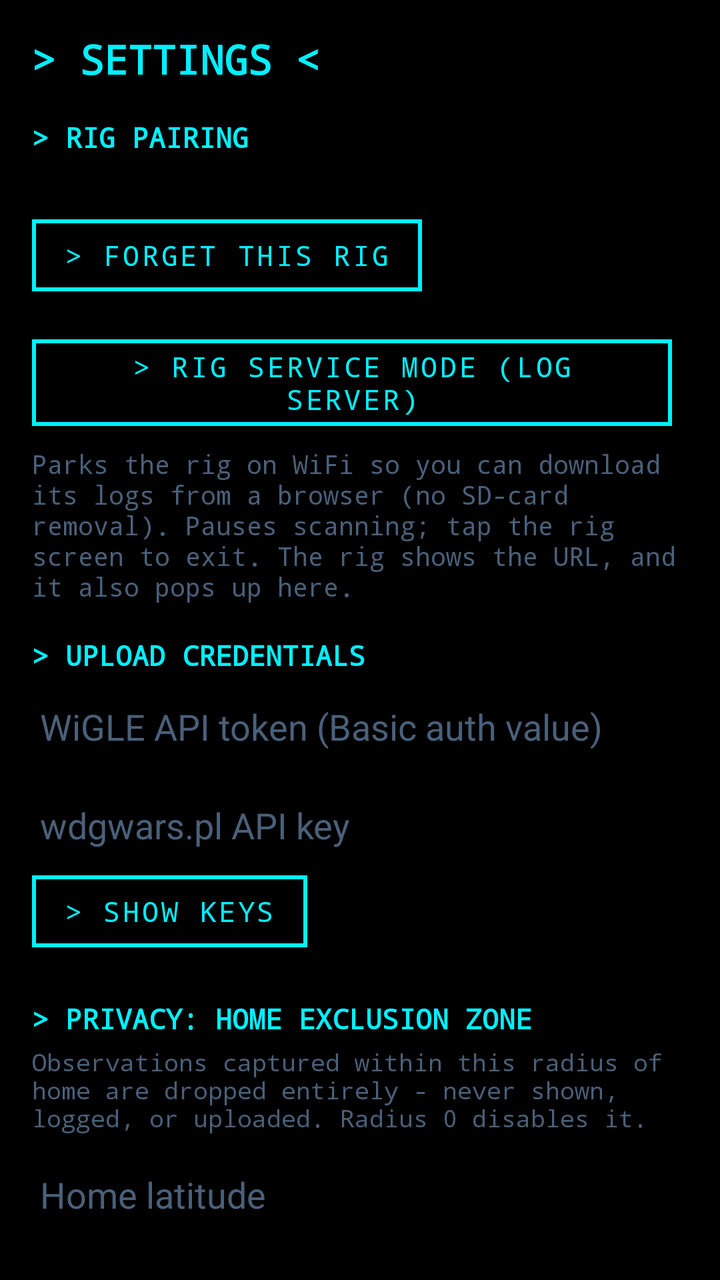
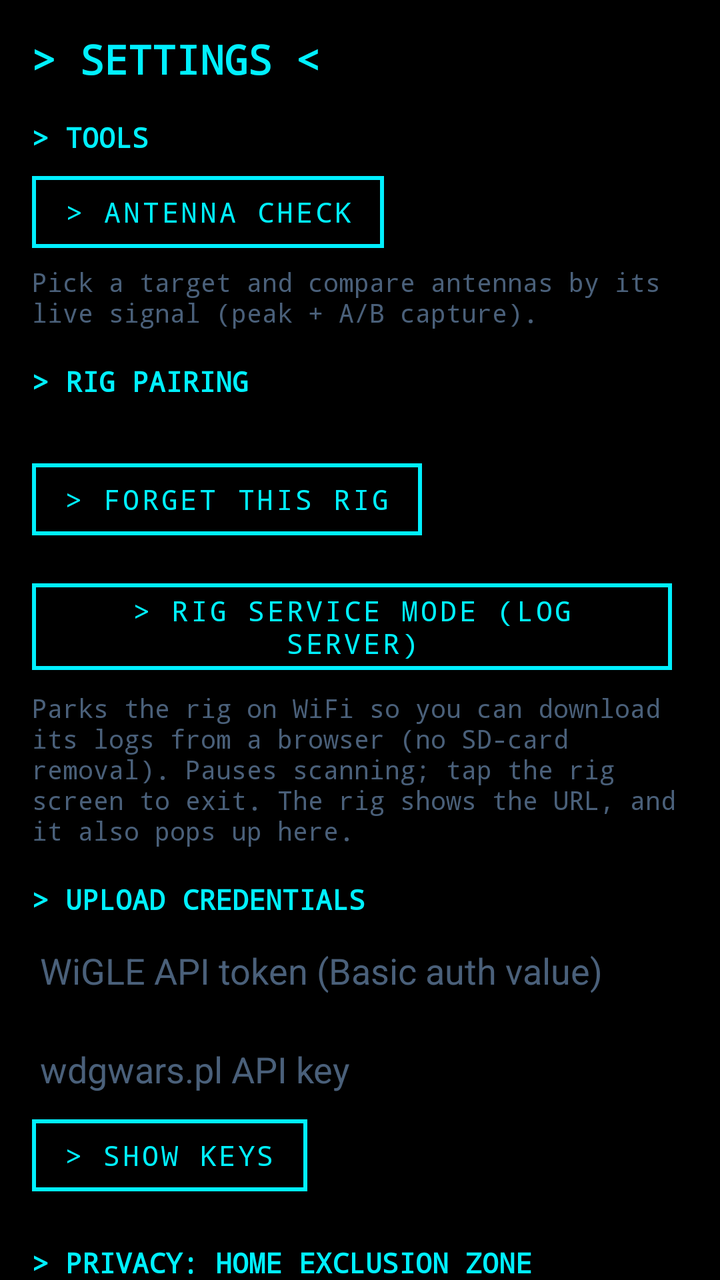

Screens rendered from an Android XML layout before and after an edit, with the pre-edit source and the edit as a unified diff.
<!-- AndroidManifest.xml: application theme Theme.WardriveBridge -->
<!-- res/layout/activity_settings.xml -->
<?xml version="1.0" encoding="utf-8"?>
<ScrollView xmlns:android="http://schemas.android.com/apk/res/android"
    android:layout_width="match_parent"
    android:layout_height="match_parent"
    android:background="@color/background">

    <LinearLayout
        android:layout_width="match_parent"
        android:layout_height="wrap_content"
        android:orientation="vertical"
        android:padding="16dp">

        <TextView
            android:layout_width="match_parent"
            android:layout_height="wrap_content"
            android:text="&gt; SETTINGS &lt;"
            android:textColor="@color/cyan_500"
            android:textSize="20sp"
            android:textStyle="bold"
            android:paddingBottom="16dp" />

        <TextView
            android:layout_width="match_parent"
            android:layout_height="wrap_content"
            android:text="&gt; RIG PAIRING"
            android:textColor="@color/cyan_500"
            android:textSize="14sp"
            android:textStyle="bold"
            android:paddingBottom="4dp" />

        <TextView
            android:id="@+id/pairedRigText"
            android:layout_width="match_parent"
            android:layout_height="wrap_content"
            android:textColor="@color/text_primary"
            android:textSize="13sp" />

        <Button
            android:id="@+id/forgetRigButton"
            android:layout_width="wrap_content"
            android:layout_height="wrap_content"
            android:text="&gt; FORGET THIS RIG"
            android:layout_marginTop="4dp"
            android:layout_marginBottom="8dp" />

        <Button
            android:id="@+id/serviceModeButton"
            android:layout_width="wrap_content"
            android:layout_height="wrap_content"
            android:text="&gt; RIG SERVICE MODE (LOG SERVER)"
            android:layout_marginTop="4dp" />

        <TextView
            android:layout_width="match_parent"
            android:layout_height="wrap_content"
            android:text="Parks the rig on WiFi so you can download its logs from a browser (no SD-card removal). Pauses scanning; tap the rig screen to exit. The rig shows the URL, and it also pops up here."
            android:textColor="@color/text_secondary"
            android:textSize="13sp"
            android:layout_marginTop="4dp"
            android:layout_marginBottom="16dp" />

        <TextView
            android:layout_width="match_parent"
            android:layout_height="wrap_content"
            android:text="&gt; UPLOAD CREDENTIALS"
            android:textColor="@color/cyan_500"
            android:textSize="14sp"
            android:textStyle="bold"
            android:paddingBottom="4dp" />

        <EditText
            android:id="@+id/wigleTokenInput"
            android:layout_width="match_parent"
            android:layout_height="wrap_content"
            android:hint="WiGLE API token (Basic auth value)"
            android:textColorHint="@color/text_secondary"
            android:textColor="@color/text_primary"
            android:inputType="textPassword"
            android:singleLine="true" />

        <EditText
            android:id="@+id/wdgwarsKeyInput"
            android:layout_width="match_parent"
            android:layout_height="wrap_content"
            android:hint="wdgwars.pl API key"
            android:textColorHint="@color/text_secondary"
            android:textColor="@color/text_primary"
            android:inputType="textPassword"
            android:singleLine="true"
            android:layout_marginTop="8dp" />

        <Button
            android:id="@+id/showKeysButton"
            android:layout_width="wrap_content"
            android:layout_height="wrap_content"
            android:text="&gt; SHOW KEYS" />

        <TextView
            android:layout_width="match_parent"
            android:layout_height="wrap_content"
            android:text="&gt; PRIVACY: HOME EXCLUSION ZONE"
            android:textColor="@color/cyan_500"
            android:textSize="14sp"
            android:textStyle="bold"
            android:paddingTop="20dp"
            android:paddingBottom="4dp" />

        <TextView
            android:layout_width="match_parent"
            android:layout_height="wrap_content"
            android:text="Observations captured within this radius of home are dropped entirely - never shown, logged, or uploaded. Radius 0 disables it."
            android:textColor="@color/text_secondary"
            android:textSize="12sp"
            android:paddingBottom="8dp" />

        <EditText
            android:id="@+id/homeLatInput"
            android:layout_width="match_parent"
            android:layout_height="wrap_content"
            android:hint="Home latitude"
            android:textColorHint="@color/text_secondary"
            android:textColor="@color/text_primary"
            android:inputType="numberSigned|numberDecimal"
            android:singleLine="true" />

        <EditText
            android:id="@+id/homeLonInput"
            android:layout_width="match_parent"
            android:layout_height="wrap_content"
            android:hint="Home longitude"
            android:textColorHint="@color/text_secondary"
            android:textColor="@color/text_primary"
            android:inputType="numberSigned|numberDecimal"
            android:singleLine="true"
            android:layout_marginTop="8dp" />

        <EditText
            android:id="@+id/homeRadiusInput"
            android:layout_width="match_parent"
            android:layout_height="wrap_content"
            android:hint="Exclusion radius (meters)"
            android:textColorHint="@color/text_secondary"
            android:textColor="@color/text_primary"
            android:inputType="numberDecimal"
            android:singleLine="true"
            android:layout_marginTop="8dp" />

        <Button
            android:id="@+id/useCurrentLocationButton"
            android:layout_width="wrap_content"
            android:layout_height="wrap_content"
            android:text="&gt; USE CURRENT GPS FIX AS HOME"
            android:layout_marginTop="8dp" />

        <TextView
            android:layout_width="match_parent"
            android:layout_height="wrap_content"
            android:text="&gt; PRIVACY: BLACKLISTS"
            android:textColor="@color/cyan_500"
            android:textSize="14sp"
            android:textStyle="bold"
            android:paddingTop="20dp"
            android:paddingBottom="4dp" />

        <TextView
            android:layout_width="match_parent"
            android:layout_height="wrap_content"
            android:text="Any SSID ending in _nomap is always excluded (WiGLE's own opt-out convention), regardless of these lists."
            android:textColor="@color/text_secondary"
            android:textSize="12sp"
            android:paddingBottom="8dp" />

        <EditText
            android:id="@+id/macBlacklistInput"
            android:layout_width="match_parent"
            android:layout_height="wrap_content"
            android:hint="MAC blacklist, comma-separated"
            android:textColorHint="@color/text_secondary"
            android:textColor="@color/text_primary" />

        <EditText
            android:id="@+id/ssidBlacklistInput"
            android:layout_width="match_parent"
            android:layout_height="wrap_content"
            android:hint="SSID/name blacklist, comma-separated"
            android:textColorHint="@color/text_secondary"
            android:textColor="@color/text_primary"
            android:layout_marginTop="8dp" />

        <TextView
            android:layout_width="match_parent"
            android:layout_height="wrap_content"
            android:text="&gt; GPS QUALITY GATING"
            android:textColor="@color/cyan_500"
            android:textSize="14sp"
            android:textStyle="bold"
            android:paddingTop="20dp"
            android:paddingBottom="4dp" />

        <TextView
            android:layout_width="match_parent"
            android:layout_height="wrap_content"
            android:text="Pause logging when HDOP (horizontal position quality from real GPS NMEA data) rises above this value - tunnels, urban canyons, or no fix yet. 0 disables this and always logs."
            android:textColor="@color/text_secondary"
            android:textSize="12sp"
            android:paddingBottom="8dp" />

        <EditText
            android:id="@+id/maxHdopInput"
            android:layout_width="match_parent"
            android:layout_height="wrap_content"
            android:hint="Max HDOP, 0 = disabled"
            android:textColorHint="@color/text_secondary"
            android:textColor="@color/text_primary"
            android:inputType="numberDecimal"
            android:singleLine="true" />

        <TextView
            android:layout_width="match_parent"
            android:layout_height="wrap_content"
            android:text="&gt; STORAGE"
            android:textColor="@color/cyan_500"
            android:textSize="14sp"
            android:textStyle="bold"
            android:paddingTop="20dp"
            android:paddingBottom="4dp" />

        <TextView
            android:layout_width="match_parent"
            android:layout_height="wrap_content"
            android:text="Delete logs older than this many days on app start. 0 keeps everything forever."
            android:textColor="@color/text_secondary"
            android:textSize="12sp"
            android:paddingBottom="8dp" />

        <EditText
            android:id="@+id/retentionDaysInput"
            android:layout_width="match_parent"
            android:layout_height="wrap_content"
            android:hint="Retention (days), 0 = forever"
            android:textColorHint="@color/text_secondary"
            android:textColor="@color/text_primary"
            android:inputType="number"
            android:singleLine="true" />

        <TextView
            android:layout_width="match_parent"
            android:layout_height="wrap_content"
            android:text="&gt; DRIVING"
            android:textColor="@color/cyan_500"
            android:textSize="14sp"
            android:textStyle="bold"
            android:paddingTop="20dp"
            android:paddingBottom="4dp" />

        <EditText
            android:id="@+id/spokenMinutesInput"
            android:layout_width="match_parent"
            android:layout_height="wrap_content"
            android:hint="Spoken update every N minutes, 0 = off"
            android:textColorHint="@color/text_secondary"
            android:textColor="@color/text_primary"
            android:inputType="number"
            android:singleLine="true" />

        <CheckBox
            android:id="@+id/spokenTrackerCheck"
            android:layout_width="wrap_content"
            android:layout_height="wrap_content"
            android:textColor="@color/text_primary"
            android:text="Say it out loud when a tracker seems to follow you" />

        <CheckBox
            android:id="@+id/autoUploadCheck"
            android:layout_width="wrap_content"
            android:layout_height="wrap_content"
            android:textColor="@color/text_primary"
            android:text="Upload each run automatically when it stops on WiFi" />

        <CheckBox
            android:id="@+id/tripModeCheck"
            android:layout_width="wrap_content"
            android:layout_height="wrap_content"
            android:textColor="@color/text_primary"
            android:text="Trip mode: upload the rig's data through this phone (Bluetooth)" />

        <TextView
            android:layout_width="match_parent"
            android:layout_height="wrap_content"
            android:text="&gt; BACKGROUND"
            android:textColor="@color/cyan_500"
            android:textSize="14sp"
            android:textStyle="bold"
            android:paddingTop="20dp"
            android:paddingBottom="4dp" />

        <TextView
            android:layout_width="match_parent"
            android:layout_height="wrap_content"
            android:text="Android's battery optimizer can pause or kill scanning when the screen is off or the app is in the background, so a long drive stops logging. Allow unrestricted background usage so a run keeps going with the screen off."
            android:textColor="@color/text_secondary"
            android:textSize="13sp"
            android:paddingBottom="6dp" />

        <Button
            android:id="@+id/batteryOptButton"
            android:layout_width="wrap_content"
            android:layout_height="wrap_content"
            android:text="&gt; ALLOW BACKGROUND USAGE"
            android:layout_marginTop="4dp" />

        <TextView
            android:layout_width="match_parent"
            android:layout_height="wrap_content"
            android:textColor="@color/text_secondary"
            android:textSize="12sp"
            android:text="For trips away from home WiFi. While on, the rig sends its logs over Bluetooth and this phone uploads them over its own connection; the rig holds off its own upload so nothing is sent twice. Off = the rig uploads over its own WiFi as usual." />

        <TextView
            android:layout_width="match_parent" android:layout_height="wrap_content"
            android:text="&gt; APP THEME" android:textColor="@color/cyan_500"
            android:textSize="14sp" android:textStyle="bold" android:paddingTop="20dp" android:paddingBottom="4dp" />

        <Button android:id="@+id/primaryAccentButton"
            android:layout_width="match_parent" android:layout_height="wrap_content"
            android:text="Primary accent colour" />
        <Button android:id="@+id/secondaryAccentButton"
            android:layout_width="match_parent" android:layout_height="wrap_content"
            android:text="Secondary accent colour" />
        <Button android:id="@+id/resetThemeButton"
            android:layout_width="wrap_content" android:layout_height="wrap_content"
            android:text="&gt; RESET THEME" />

        <TextView
            android:layout_width="match_parent" android:layout_height="wrap_content"
            android:text="&gt; RIG LEDS &amp; SCREEN" android:textColor="@color/cyan_500"
            android:textSize="14sp" android:textStyle="bold" android:paddingTop="20dp" android:paddingBottom="4dp" />
        <TextView
            android:layout_width="match_parent" android:layout_height="wrap_content"
            android:textColor="@color/text_secondary" android:textSize="12sp"
            android:text="Applied to the rig over Bluetooth and saved on its SD card. The CYD screen keeps its own look; these are just the status LEDs and screen brightness/timeout." />

        <EditText android:id="@+id/rigLedBrightnessInput"
            android:layout_width="match_parent" android:layout_height="wrap_content"
            android:hint="LED brightness 0-100" android:textColorHint="@color/text_secondary"
            android:textColor="@color/text_primary" android:inputType="number" android:singleLine="true" />
        <EditText android:id="@+id/rigScreenBrightnessInput"
            android:layout_width="match_parent" android:layout_height="wrap_content"
            android:hint="Screen brightness 0-100" android:textColorHint="@color/text_secondary"
            android:textColor="@color/text_primary" android:inputType="number" android:singleLine="true" />
        <EditText android:id="@+id/rigScreenTimeoutInput"
            android:layout_width="match_parent" android:layout_height="wrap_content"
            android:hint="Screen timeout seconds, 0 = never" android:textColorHint="@color/text_secondary"
            android:textColor="@color/text_primary" android:inputType="number" android:singleLine="true" />
        <CheckBox android:id="@+id/rigScreenKeepOnCheck"
            android:layout_width="wrap_content" android:layout_height="wrap_content"
            android:textColor="@color/text_primary" android:text="Keep the rig screen on while a run is active" />
        <Button android:id="@+id/rigLedApButton" android:layout_width="match_parent" android:layout_height="wrap_content" android:text="LED colour: AP seen" />
        <Button android:id="@+id/rigLedBleButton" android:layout_width="match_parent" android:layout_height="wrap_content" android:text="LED colour: BLE seen" />
        <Button android:id="@+id/rigLedOkButton" android:layout_width="match_parent" android:layout_height="wrap_content" android:text="LED colour: OK / start / stop" />
        <Button android:id="@+id/rigLedFailButton" android:layout_width="match_parent" android:layout_height="wrap_content" android:text="LED colour: error / fail" />

        <TextView
            android:layout_width="match_parent" android:layout_height="wrap_content"
            android:text="&gt; RIG NETWORK &amp; DEBUG" android:textColor="@color/cyan_500"
            android:textSize="14sp" android:textStyle="bold" android:paddingTop="20dp" android:paddingBottom="4dp" />
        <TextView
            android:layout_width="match_parent" android:layout_height="wrap_content"
            android:textColor="@color/text_secondary" android:textSize="12sp"
            android:text="Change the WiFi the rig uploads through, and the service-mode password that protects the log server. Sent to the rig over Bluetooth and saved on its SD card. Leave a field blank to keep what the rig already has. Password fields are cleared after saving." />

        <EditText android:id="@+id/rigWifiSsidInput"
            android:layout_width="match_parent" android:layout_height="wrap_content"
            android:hint="WiFi network name (SSID)" android:textColorHint="@color/text_secondary"
            android:textColor="@color/text_primary" android:inputType="text" android:singleLine="true" />
        <EditText android:id="@+id/rigWifiPassInput"
            android:layout_width="match_parent" android:layout_height="wrap_content"
            android:hint="WiFi password" android:textColorHint="@color/text_secondary"
            android:textColor="@color/text_primary" android:inputType="textPassword" android:singleLine="true" />
        <EditText android:id="@+id/rigBackupSsidInput"
            android:layout_width="match_parent" android:layout_height="wrap_content"
            android:hint="Backup WiFi name (e.g. phone hotspot)" android:textColorHint="@color/text_secondary"
            android:textColor="@color/text_primary" android:inputType="text" android:singleLine="true" />
        <EditText android:id="@+id/rigBackupPassInput"
            android:layout_width="match_parent" android:layout_height="wrap_content"
            android:hint="Backup WiFi password" android:textColorHint="@color/text_secondary"
            android:textColor="@color/text_primary" android:inputType="textPassword" android:singleLine="true" />
        <EditText android:id="@+id/rigServicePassInput"
            android:layout_width="match_parent" android:layout_height="wrap_content"
            android:hint="Service-mode password (log server)" android:textColorHint="@color/text_secondary"
            android:textColor="@color/text_primary" android:inputType="textPassword" android:singleLine="true" />

        <TextView
            android:layout_width="match_parent" android:layout_height="wrap_content"
            android:text="&gt; DETECTION ALERTS" android:textColor="@color/cyan_500"
            android:textSize="14sp" android:textStyle="bold" android:paddingTop="20dp" android:paddingBottom="4dp" />
        <TextView
            android:layout_width="match_parent" android:layout_height="wrap_content"
            android:textColor="@color/text_secondary" android:textSize="12sp"
            android:text="Announce (spoken + vibrate on the phone, and a banner + LED flash on the rig) the first time each of these is seen in a run. Sent to the rig too, so alerts work with or without the phone." />
        <CheckBox android:id="@+id/alertFlockCheck" android:layout_width="wrap_content" android:layout_height="wrap_content" android:textColor="@color/text_primary" android:text="Flock cameras (ALPR)" />
        <CheckBox android:id="@+id/alertPoliceCheck" android:layout_width="wrap_content" android:layout_height="wrap_content" android:textColor="@color/text_primary" android:text="Police body/fleet cameras" />
        <CheckBox android:id="@+id/alertSkimmerCheck" android:layout_width="wrap_content" android:layout_height="wrap_content" android:textColor="@color/text_primary" android:text="Possible BLE card skimmers" />
        <CheckBox android:id="@+id/alertFlipperCheck" android:layout_width="wrap_content" android:layout_height="wrap_content" android:textColor="@color/text_primary" android:text="Flipper Zero" />
        <CheckBox android:id="@+id/alertDroneCheck" android:layout_width="wrap_content" android:layout_height="wrap_content" android:textColor="@color/text_primary" android:text="Drones (Remote ID) - phone only" />
        <CheckBox android:id="@+id/alertMeshCheck" android:layout_width="wrap_content" android:layout_height="wrap_content" android:textColor="@color/text_primary" android:text="Meshtastic radios - phone only" />
        <CheckBox android:id="@+id/alertGlassesCheck" android:layout_width="wrap_content" android:layout_height="wrap_content" android:textColor="@color/text_primary" android:text="Smart glasses" />
        <CheckBox android:id="@+id/alertActionCamCheck" android:layout_width="wrap_content" android:layout_height="wrap_content" android:textColor="@color/text_primary" android:text="Action cameras" />
        <CheckBox android:id="@+id/alertPineappleCheck" android:layout_width="wrap_content" android:layout_height="wrap_content" android:textColor="@color/text_primary" android:text="WiFi Pineapple (rogue AP)" />

        <Button
            android:id="@+id/saveSettingsButton"
            android:layout_width="match_parent"
            android:layout_height="wrap_content"
            android:text="&gt; SAVE"
            android:layout_marginTop="24dp" />

    </LinearLayout>
</ScrollView>
<!-- resources referenced by this layout -->
<resources>
  <color name="background">#000000</color>
  <color name="cyan_500">#00F0FF</color>
  <color name="text_primary">#00F0FF</color>
  <color name="text_secondary">#4A607A</color>
  <style name="Theme.WardriveBridge" parent="Theme.MaterialComponents.DayNight.NoActionBar">
          <item name="colorPrimary">@color/cyan_500</item>
          <item name="colorPrimaryDark">@color/pure_black</item>
          <item name="colorAccent">@color/cyan_500</item>
          <item name="android:windowBackground">@color/background</item>
          
          <item name="android:textViewStyle">@style/TacticalTextView</item>
          <item name="buttonStyle">@style/TacticalButton</item>
          <item name="materialButtonStyle">@style/TacticalButton</item>
          <item name="android:editTextStyle">@style/TacticalEditText</item>
      </style>
  <color name="pure_black">#000000</color>
  <style name="TacticalTextView" parent="android:Widget.TextView">
          <item name="android:fontFamily">monospace</item>
          <item name="android:typeface">monospace</item>
      </style>
  <style name="TacticalButton" parent="Widget.MaterialComponents.Button.OutlinedButton">
          <item name="android:fontFamily">monospace</item>
          <item name="android:typeface">monospace</item>
          <item name="android:textAllCaps">true</item>
          <item name="android:textColor">@color/cyan_500</item>
          <item name="strokeColor">@color/cyan_500</item>
          <item name="strokeWidth">2dp</item>
          <item name="cornerRadius">0dp</item>
          <item name="rippleColor">@color/cyan_500</item>
          <item name="android:elevation">0dp</item>
          <item name="android:stateListAnimator">@null</item>
      </style>
  <style name="TacticalEditText" parent="android:Widget.EditText">
          <item name="android:fontFamily">monospace</item>
          <item name="android:typeface">monospace</item>
          <item name="android:textColor">@color/text_primary</item>
          <item name="android:textColorHint">@color/text_secondary</item>
      </style>
</resources>

<!-- the commit's change to res/layout/activity_settings.xml (unified diff, before → after) -->
@@ -17,6 +17,30 @@
             android:textColor="@color/cyan_500"
             android:textSize="20sp"
             android:textStyle="bold"
+            android:paddingBottom="16dp" />
+
+        <TextView
+            android:layout_width="match_parent"
+            android:layout_height="wrap_content"
+            android:text="&gt; TOOLS"
+            android:textColor="@color/cyan_500"
+            android:textSize="14sp"
+            android:textStyle="bold"
+            android:paddingBottom="4dp" />
+
+        <Button
+            android:id="@+id/antennaCheckButton"
+            android:layout_width="wrap_content"
+            android:layout_height="wrap_content"
+            android:text="&gt; ANTENNA CHECK"
+            android:layout_marginBottom="2dp" />
+
+        <TextView
+            android:layout_width="match_parent"
+            android:layout_height="wrap_content"
+            android:text="Pick a target and compare antennas by its live signal (peak + A/B capture)."
+            android:textColor="@color/text_secondary"
+            android:textSize="13sp"
             android:paddingBottom="16dp" />
 
         <TextView
